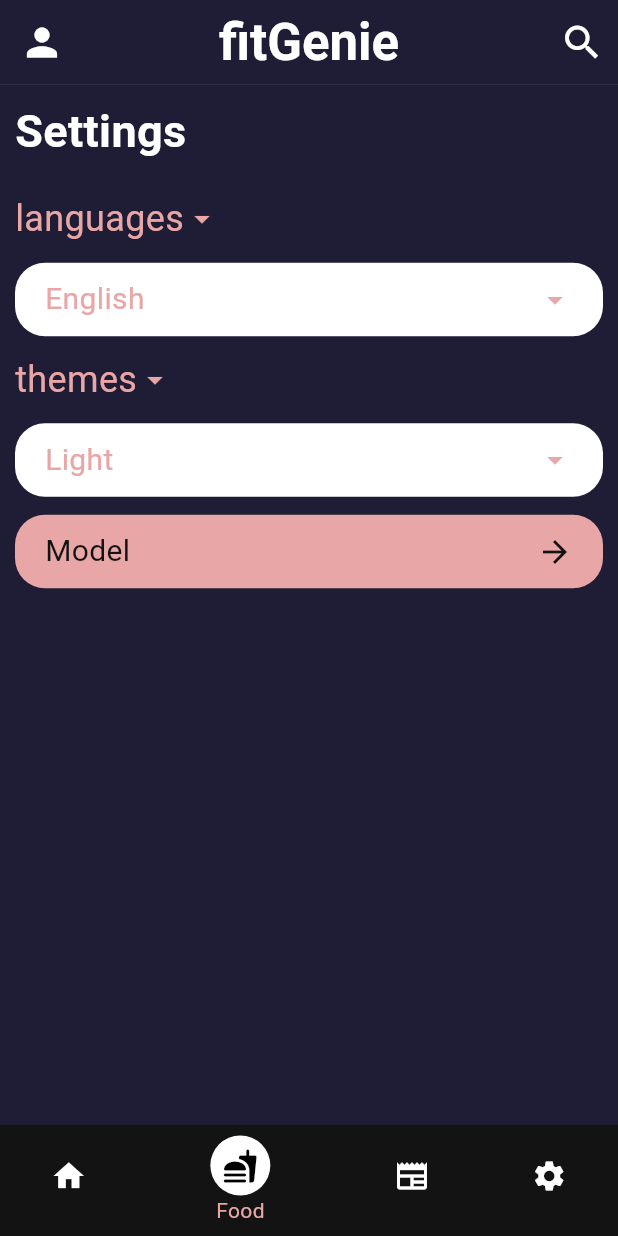
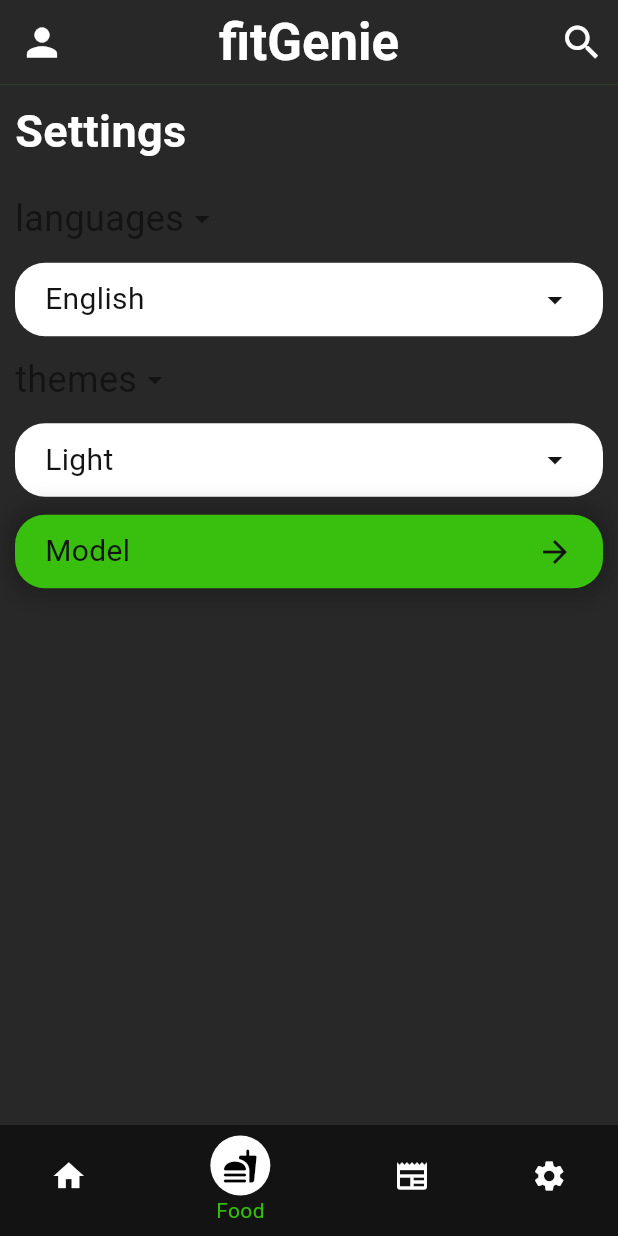
Before and after one commit to eslam301/fit_genie, a Flutter app: the HomeLayout screen opened by its route, item 2 of the bottom bar chosen, on a phone screen of 412 x 824 dp. Run offline on Flutter 3.47's test engine with Material 3 defaults, Android fonts, the phone set to English and light mode, and no system bars; our stand-ins replace get, percent_indicator; missing offline and left inert: model_viewer_plus.

Commit message:
some progress in settings view

```diff
--- a/lib/core/application_theme.dart
+++ b/lib/core/application_theme.dart
@@ -1,12 +1,12 @@
 import 'package:flutter/material.dart';
 
 class ApplicationTheme {
-  static Color primaryColor = const Color(0xffE9A6A6);
-  static Color primaryColor2 = const Color(0xff3F3351);
-  static Color secondaryColor = const Color(0xff864879);
+  static Color primaryColor = const Color(0xcc3fe708);
+  static Color primaryColor2 = const Color(0xff042134);
+  static Color secondaryColor = const Color(0xee99c686);
   static Color textColor1 = const Color(0xffffffff);
   static Color textColor = const Color(0xff121312);
-  static Color backgroundColor = const Color(0xff1F1D36);
+  static Color backgroundColor = const Color(0xff282828);
   static Color errorColor = const Color(0xffFF0000);
   static Color successColor = const Color(0xff00B418);
   static ThemeData lightTheme = ThemeData(
--- a/lib/core/widgets/custom_button.dart
+++ b/lib/core/widgets/custom_button.dart
@@ -19,6 +19,21 @@ class LongButton extends StatelessWidget {
         // margin: const EdgeInsets.symmetric(horizontal: 30),
         padding: const EdgeInsets.symmetric(horizontal: 20, vertical: 10),
         decoration:  BoxDecoration(
+          boxShadow: const [
+            BoxShadow(
+              color: Colors.black12,
+              blurRadius: 10,
+              offset: Offset(0, 5),
+              spreadRadius: 5,
+            ),
+            BoxShadow(
+              color: Colors.black12,
+              blurRadius: 10,
+              offset: Offset(0, -5),
+              spreadRadius: 5,
+
+            )
+          ],
           color: theme.primaryColor,
           borderRadius: const BorderRadius.all(
             Radius.circular(20.0),
--- a/lib/core/widgets/drop_down_bar.dart
+++ b/lib/core/widgets/drop_down_bar.dart
@@ -21,9 +21,10 @@ class DropDownBar extends StatelessWidget {
             children: [
               Text(
                 title!,
-                style: TextStyle(color: theme.primaryColor, fontSize: 24),
+                style: TextStyle(color: theme.colorScheme.onPrimary, fontSize: 24),
               ),
-              Icon(Icons.arrow_drop_down, color: theme.primaryColor),
+              Icon(Icons.arrow_drop_down,
+                  color: theme.colorScheme.onPrimary),
             ],
           ),
           Container(
@@ -38,12 +39,12 @@ class DropDownBar extends StatelessWidget {
               child: Row(children: [
                 Text(
                   selectedValue,
-                  style: TextStyle(color: theme.primaryColor, fontSize: 20),
+                  style: TextStyle(color: theme.colorScheme.onPrimary, fontSize: 20),
                 ),
                 const Spacer(),
                 Icon(
                   Icons.arrow_drop_down,
-                  color: theme.primaryColor,
+                  color: theme.colorScheme.onPrimary,
                 )
               ])),
         ],
--- a/lib/main.dart
+++ b/lib/main.dart
@@ -29,7 +29,6 @@ class MyApp extends StatelessWidget {
         SignUpPage.routeName: (context) => const SignUpPage(),
         HomeLayout.routeName: (context) => const HomeLayout(),
         ProfilePage.routeName: (context) =>  const ProfilePage(),
-
       },
       transitionDuration: const Duration(milliseconds: 450),
       defaultTransition: Transition.rightToLeft,
--- a/lib/pages/profile/profile_view.dart
+++ b/lib/pages/profile/profile_view.dart
@@ -32,7 +32,7 @@ class ProfilePage extends StatelessWidget {
                    alignment: Alignment.center,
                    children: [
                      CircleAvatar(
-                       backgroundColor: theme.primaryColor,
+                       backgroundColor: theme.colorScheme.secondary,
                        radius: 60,
                        backgroundImage: const AssetImage('assets/profile_picture.jpg'),
 
@@ -68,7 +68,7 @@ class ProfilePage extends StatelessWidget {
                   child: Container(
                     padding: const EdgeInsets.all(16.0),
                     decoration:  BoxDecoration(
-                      color: theme.primaryColor.withOpacity(0.7),
+                      color: theme.colorScheme.secondary.withOpacity(0.7),
                       borderRadius: const BorderRadius.all(Radius.circular(24.0)),
                     ),
                     child:  ListView.builder(itemBuilder: (context, index) {
```
